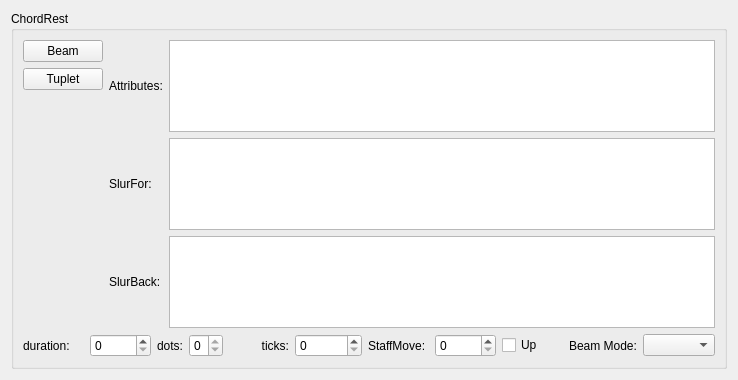
This is mscore/mscore/chordrest.ui in musescore/musescore-old as Qt 5 draws it before an edit. The edited form follows.
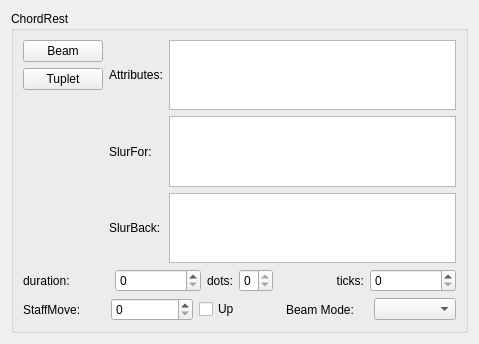
This is the edited form.

The edit to the form file:
```diff
--- a/mscore/mscore/chordrest.ui
+++ b/mscore/mscore/chordrest.ui
@@ -6,8 +6,8 @@
    <rect>
     <x>0</x>
     <y>0</y>
-    <width>738</width>
-    <height>380</height>
+    <width>479</width>
+    <height>344</height>
    </rect>
   </property>
   <property name="windowTitle">
@@ -172,6 +172,10 @@
           </property>
          </widget>
         </item>
+       </layout>
+      </item>
+      <item row="4" column="0" colspan="3">
+       <layout class="QHBoxLayout" name="horizontalLayout">
         <item>
          <widget class="QLabel" name="label_8">
           <property name="text">
```
